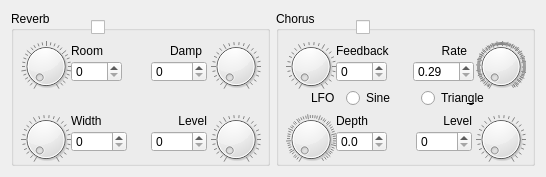
Old version of the form qmidiplayer-desktop/qmpefxwindow.ui in the repository chirs241097/QMidiPlayer.
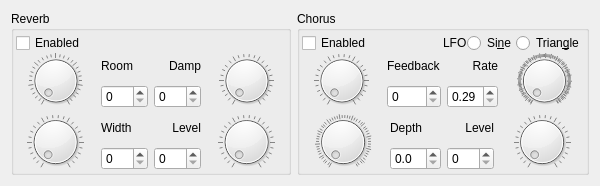
New version of the form.

Commit message: Initial stubs for the particle system. Use layouts in the effects window.

What changed in the file:
```diff
--- a/qmidiplayer-desktop/qmpefxwindow.ui
+++ b/qmidiplayer-desktop/qmpefxwindow.ui
@@ -6,20 +6,20 @@
    <rect>
     <x>0</x>
     <y>0</y>
-    <width>546</width>
-    <height>177</height>
+    <width>600</width>
+    <height>186</height>
    </rect>
   </property>
   <property name="minimumSize">
    <size>
-    <width>546</width>
-    <height>177</height>
+    <width>600</width>
+    <height>186</height>
    </size>
   </property>
   <property name="maximumSize">
    <size>
-    <width>546</width>
-    <height>177</height>
+    <width>600</width>
+    <height>186</height>
    </size>
   </property>
   <property name="windowTitle">
@@ -31,59 +31,49 @@
      <property name="title">
       <string>Reverb</string>
      </property>
+     <layout class="QVBoxLayout" name="verticalLayout_5">
+      <property name="spacing">
+       <number>0</number>
+      </property>
+      <property name="leftMargin">
+       <number>2</number>
+      </property>
+      <property name="topMargin">
+       <number>2</number>
+      </property>
+      <property name="rightMargin">
+       <number>2</number>
+      </property>
+      <property name="bottomMargin">
+       <number>2</number>
+      </property>
+      <item>
      <widget class="QCheckBox" name="cbEnabledR">
-      <property name="geometry">
-       <rect>
-        <x>80</x>
-        <y>4</y>
-        <width>21</width>
-        <height>24</height>
-       </rect>
+        <property name="sizePolicy">
+         <sizepolicy hsizetype="Fixed" vsizetype="Fixed">
+          <horstretch>0</horstretch>
+          <verstretch>0</verstretch>
+         </sizepolicy>
       </property>
       <property name="text">
-       <string/>
-      </property>
-     </widget>
-     <widget class="QDial" name="dRoom">
-      <property name="geometry">
-       <rect>
-        <x>10</x>
-        <y>30</y>
-        <width>50</width>
-        <height>51</height>
-       </rect>
-      </property>
-      <property name="maximum">
-       <number>120</number>
-      </property>
-      <property name="notchesVisible">
-       <bool>true</bool>
-      </property>
-     </widget>
-     <widget class="QDial" name="dDamp">
-      <property name="geometry">
-       <rect>
-        <x>200</x>
-        <y>30</y>
-        <width>50</width>
-        <height>51</height>
-       </rect>
-      </property>
-      <property name="maximum">
-       <number>100</number>
-      </property>
-      <property name="notchesVisible">
-       <bool>true</bool>
-      </property>
-     </widget>
+         <string>Enabled</string>
+        </property>
+       </widget>
+      </item>
+      <item>
+       <layout class="QGridLayout" name="gridLayout">
+        <property name="spacing">
+         <number>6</number>
+        </property>
+        <item row="1" column="0">
+         <layout class="QHBoxLayout" name="horizontalLayout_4">
+          <item>
      <widget class="QDial" name="dWidth">
-      <property name="geometry">
-       <rect>
-        <x>10</x>
-        <y>103</y>
-        <width>50</width>
-        <height>51</height>
-       </rect>
+            <property name="sizePolicy">
+             <sizepolicy hsizetype="Preferred" vsizetype="Preferred">
+              <horstretch>0</horstretch>
+              <verstretch>0</verstretch>
+             </sizepolicy>
       </property>
       <property name="maximum">
        <number>100</number>
@@ -92,57 +82,83 @@
        <bool>true</bool>
       </property>
      </widget>
-     <widget class="QDial" name="dLevelR">
-      <property name="geometry">
-       <rect>
-        <x>200</x>
-        <y>103</y>
-        <width>50</width>
-        <height>51</height>
-       </rect>
-      </property>
+          </item>
+          <item>
+           <layout class="QVBoxLayout" name="verticalLayout_3">
+            <item>
+             <widget class="QLabel" name="lbWidth">
+              <property name="text">
+               <string>Width</string>
+              </property>
+             </widget>
+            </item>
+            <item>
+             <widget class="QSpinBox" name="sbWidth">
+              <property name="sizePolicy">
+               <sizepolicy hsizetype="Preferred" vsizetype="Fixed">
+                <horstretch>0</horstretch>
+                <verstretch>0</verstretch>
+               </sizepolicy>
+              </property>
       <property name="maximum">
        <number>100</number>
       </property>
+             </widget>
+            </item>
+           </layout>
+          </item>
+         </layout>
+        </item>
+        <item row="0" column="0">
+         <layout class="QHBoxLayout" name="horizontalLayout_2">
+          <item>
+           <widget class="QDial" name="dRoom">
+            <property name="sizePolicy">
+             <sizepolicy hsizetype="Preferred" vsizetype="Preferred">
+              <horstretch>0</horstretch>
+              <verstretch>0</verstretch>
+             </sizepolicy>
+            </property>
+            <property name="maximum">
+             <number>120</number>
+            </property>
       <property name="notchesVisible">
        <bool>true</bool>
       </property>
      </widget>
+          </item>
+          <item>
+           <layout class="QVBoxLayout" name="verticalLayout">
+            <item>
      <widget class="QLabel" name="lbRoom">
-      <property name="geometry">
-       <rect>
-        <x>60</x>
-        <y>30</y>
-        <width>41</width>
-        <height>20</height>
-       </rect>
-      </property>
       <property name="text">
        <string>Room</string>
       </property>
      </widget>
+            </item>
+            <item>
      <widget class="QSpinBox" name="sbRoom">
-      <property name="geometry">
-       <rect>
-        <x>60</x>
-        <y>50</y>
-        <width>51</width>
-        <height>21</height>
-       </rect>
+              <property name="sizePolicy">
+               <sizepolicy hsizetype="Preferred" vsizetype="Fixed">
+                <horstretch>0</horstretch>
+                <verstretch>0</verstretch>
+               </sizepolicy>
       </property>
       <property name="maximum">
        <number>120</number>
       </property>
      </widget>
+            </item>
+           </layout>
+          </item>
+         </layout>
+        </item>
+        <item row="0" column="1">
+         <layout class="QHBoxLayout" name="horizontalLayout_3">
+          <item>
+           <layout class="QVBoxLayout" name="verticalLayout_2">
+            <item>
      <widget class="QLabel" name="lbDamp">
-      <property name="geometry">
-       <rect>
-        <x>140</x>
-        <y>30</y>
-        <width>51</width>
-        <height>20</height>
-       </rect>
-      </property>
       <property name="text">
        <string>Damp</string>
       </property>
@@ -150,54 +166,46 @@
        <set>Qt::AlignRight|Qt::AlignTrailing|Qt::AlignVCenter</set>
       </property>
      </widget>
+            </item>
+            <item>
      <widget class="QSpinBox" name="sbDamp">
-      <property name="geometry">
-       <rect>
-        <x>140</x>
-        <y>50</y>
-        <width>56</width>
-        <height>21</height>
-       </rect>
+              <property name="sizePolicy">
+               <sizepolicy hsizetype="Preferred" vsizetype="Fixed">
+                <horstretch>0</horstretch>
+                <verstretch>0</verstretch>
+               </sizepolicy>
       </property>
       <property name="maximum">
        <number>100</number>
       </property>
      </widget>
-     <widget class="QLabel" name="lbWidth">
-      <property name="geometry">
-       <rect>
-        <x>60</x>
-        <y>100</y>
-        <width>51</width>
-        <height>20</height>
-       </rect>
-      </property>
-      <property name="text">
-       <string>Width</string>
-      </property>
-     </widget>
-     <widget class="QSpinBox" name="sbWidth">
-      <property name="geometry">
-       <rect>
-        <x>60</x>
-        <y>120</y>
-        <width>56</width>
-        <height>21</height>
-       </rect>
-      </property>
+            </item>
+           </layout>
+          </item>
+          <item>
+           <widget class="QDial" name="dDamp">
+            <property name="sizePolicy">
+             <sizepolicy hsizetype="Preferred" vsizetype="Preferred">
+              <horstretch>0</horstretch>
+              <verstretch>0</verstretch>
+             </sizepolicy>
+            </property>
       <property name="maximum">
        <number>100</number>
       </property>
-     </widget>
+            <property name="notchesVisible">
+             <bool>true</bool>
+            </property>
+           </widget>
+          </item>
+         </layout>
+        </item>
+        <item row="1" column="1">
+         <layout class="QHBoxLayout" name="horizontalLayout_5">
+          <item>
+           <layout class="QVBoxLayout" name="verticalLayout_4">
+            <item>
      <widget class="QLabel" name="lbLevelR">
-      <property name="geometry">
-       <rect>
-        <x>145</x>
-        <y>100</y>
-        <width>51</width>
-        <height>20</height>
-       </rect>
-      </property>
       <property name="text">
        <string>Level</string>
       </property>
@@ -205,19 +213,43 @@
        <set>Qt::AlignRight|Qt::AlignTrailing|Qt::AlignVCenter</set>
       </property>
      </widget>
+            </item>
+            <item>
      <widget class="QSpinBox" name="sbLevelR">
-      <property name="geometry">
-       <rect>
-        <x>140</x>
-        <y>120</y>
-        <width>56</width>
-        <height>21</height>
-       </rect>
+              <property name="sizePolicy">
+               <sizepolicy hsizetype="Preferred" vsizetype="Fixed">
+                <horstretch>0</horstretch>
+                <verstretch>0</verstretch>
+               </sizepolicy>
       </property>
       <property name="maximum">
        <number>100</number>
       </property>
      </widget>
+            </item>
+           </layout>
+          </item>
+          <item>
+           <widget class="QDial" name="dLevelR">
+            <property name="sizePolicy">
+             <sizepolicy hsizetype="Preferred" vsizetype="Preferred">
+              <horstretch>0</horstretch>
+              <verstretch>0</verstretch>
+             </sizepolicy>
+            </property>
+            <property name="maximum">
+             <number>100</number>
+            </property>
+            <property name="notchesVisible">
+             <bool>true</bool>
+            </property>
+           </widget>
+          </item>
+         </layout>
+        </item>
+       </layout>
+      </item>
+     </layout>
     </widget>
    </item>
    <item>
@@ -225,43 +257,107 @@
      <property name="title">
       <string>Chorus</string>
      </property>
+     <layout class="QVBoxLayout" name="verticalLayout_10">
+      <property name="spacing">
+       <number>0</number>
+      </property>
+      <property name="leftMargin">
+       <number>2</number>
+      </property>
+      <property name="topMargin">
+       <number>2</number>
+      </property>
+      <property name="rightMargin">
+       <number>2</number>
+      </property>
+      <property name="bottomMargin">
+       <number>2</number>
+      </property>
+      <item>
+       <layout class="QHBoxLayout" name="horizontalLayout_8">
+        <item>
      <widget class="QCheckBox" name="cbEnabledC">
-      <property name="geometry">
-       <rect>
-        <x>80</x>
-        <y>4</y>
-        <width>21</width>
-        <height>24</height>
-       </rect>
+          <property name="sizePolicy">
+           <sizepolicy hsizetype="Expanding" vsizetype="Fixed">
+            <horstretch>0</horstretch>
+            <verstretch>0</verstretch>
+           </sizepolicy>
       </property>
       <property name="text">
-       <string/>
-      </property>
-     </widget>
-     <widget class="QDial" name="dFeedBack">
-      <property name="geometry">
-       <rect>
-        <x>10</x>
-        <y>30</y>
-        <width>50</width>
-        <height>51</height>
-       </rect>
+           <string>Enabled</string>
+          </property>
+         </widget>
+        </item>
+        <item>
+         <widget class="QLabel" name="lbLFO">
+          <property name="text">
+           <string>LFO</string>
+          </property>
+         </widget>
+        </item>
+        <item>
+         <widget class="QRadioButton" name="rbSine">
+          <property name="text">
+           <string>Si&amp;ne</string>
+          </property>
+         </widget>
+        </item>
+        <item>
+         <widget class="QRadioButton" name="rbTriangle">
+          <property name="text">
+           <string>Trian&amp;gle</string>
+          </property>
+         </widget>
+        </item>
+       </layout>
+      </item>
+      <item>
+       <layout class="QGridLayout" name="gridLayout_2">
+        <property name="spacing">
+         <number>6</number>
+        </property>
+        <item row="0" column="1">
+         <layout class="QHBoxLayout" name="horizontalLayout_9">
+          <item>
+           <layout class="QVBoxLayout" name="verticalLayout_8">
+            <item>
+             <widget class="QLabel" name="lbRate">
+              <property name="text">
+               <string>Rate</string>
+              </property>
+              <property name="alignment">
+               <set>Qt::AlignRight|Qt::AlignTrailing|Qt::AlignVCenter</set>
+              </property>
+             </widget>
+            </item>
+            <item>
+             <widget class="QDoubleSpinBox" name="sbRate">
+              <property name="sizePolicy">
+               <sizepolicy hsizetype="Preferred" vsizetype="Fixed">
+                <horstretch>0</horstretch>
+                <verstretch>0</verstretch>
+               </sizepolicy>
+              </property>
+              <property name="minimum">
+               <double>0.290000000000000</double>
       </property>
       <property name="maximum">
-       <number>99</number>
-      </property>
-      <property name="notchesVisible">
-       <bool>true</bool>
-      </property>
-     </widget>
+               <double>5.000000000000000</double>
+              </property>
+              <property name="singleStep">
+               <double>0.100000000000000</double>
+              </property>
+             </widget>
+            </item>
+           </layout>
+          </item>
+          <item>
      <widget class="QDial" name="dRate">
-      <property name="geometry">
-       <rect>
-        <x>200</x>
-        <y>30</y>
-        <width>50</width>
-        <height>51</height>
-       </rect>
+            <property name="sizePolicy">
+             <sizepolicy hsizetype="Preferred" vsizetype="Preferred">
+              <horstretch>0</horstretch>
+              <verstretch>0</verstretch>
+             </sizepolicy>
       </property>
       <property name="minimum">
        <number>29</number>
@@ -276,188 +372,81 @@
        <bool>true</bool>
       </property>
      </widget>
-     <widget class="QDial" name="dDepth">
-      <property name="geometry">
-       <rect>
-        <x>10</x>
-        <y>103</y>
-        <width>50</width>
-        <height>51</height>
-       </rect>
+          </item>
+         </layout>
+        </item>
+        <item row="0" column="0">
+         <layout class="QHBoxLayout" name="horizontalLayout_6">
+          <item>
+           <widget class="QDial" name="dFeedBack">
+            <property name="sizePolicy">
+             <sizepolicy hsizetype="Preferred" vsizetype="Preferred">
+              <horstretch>0</horstretch>
+              <verstretch>0</verstretch>
+             </sizepolicy>
       </property>
       <property name="maximum">
-       <number>210</number>
+             <number>99</number>
       </property>
       <property name="notchesVisible">
        <bool>true</bool>
       </property>
      </widget>
-     <widget class="QDial" name="dLevelC">
-      <property name="geometry">
-       <rect>
-        <x>200</x>
-        <y>103</y>
-        <width>50</width>
-        <height>51</height>
-       </rect>
-      </property>
-      <property name="maximum">
-       <number>100</number>
-      </property>
-      <property name="notchesVisible">
-       <bool>true</bool>
-      </property>
-     </widget>
+          </item>
+          <item>
+           <layout class="QVBoxLayout" name="verticalLayout_6">
+            <item>
      <widget class="QLabel" name="lbFeedBack">
-      <property name="geometry">
-       <rect>
-        <x>60</x>
-        <y>30</y>
-        <width>71</width>
-        <height>20</height>
-       </rect>
-      </property>
       <property name="text">
        <string>Feedback</string>
       </property>
      </widget>
+            </item>
+            <item>
      <widget class="QSpinBox" name="sbFeedBack">
-      <property name="geometry">
-       <rect>
-        <x>60</x>
-        <y>50</y>
-        <width>51</width>
-        <height>21</height>
-       </rect>
+              <property name="sizePolicy">
+               <sizepolicy hsizetype="Preferred" vsizetype="Fixed">
+                <horstretch>0</horstretch>
+                <verstretch>0</verstretch>
+               </sizepolicy>
       </property>
       <property name="maximum">
        <number>99</number>
       </property>
      </widget>
-     <widget class="QLabel" name="lbRate">
-      <property name="geometry">
-       <rect>
-        <x>140</x>
-        <y>30</y>
-        <width>51</width>
-        <height>20</height>
-       </rect>
-      </property>
-      <property name="text">
-       <string>Rate</string>
-      </property>
-      <property name="alignment">
-       <set>Qt::AlignRight|Qt::AlignTrailing|Qt::AlignVCenter</set>
-      </property>
-     </widget>
+            </item>
+           </layout>
+          </item>
+         </layout>
+        </item>
+        <item row="1" column="0">
+         <layout class="QHBoxLayout" name="horizontalLayout_7">
+          <item>
+           <widget class="QDial" name="dDepth">
+            <property name="maximum">
+             <number>210</number>
+            </property>
+            <property name="notchesVisible">
+             <bool>true</bool>
+            </property>
+           </widget>
+          </item>
+          <item>
+           <layout class="QVBoxLayout" name="verticalLayout_7">
+            <item>
      <widget class="QLabel" name="lbDepth">
-      <property name="geometry">
-       <rect>
-        <x>60</x>
-        <y>100</y>
-        <width>51</width>
-        <height>20</height>
-       </rect>
-      </property>
       <property name="text">
        <string>Depth</string>
       </property>
      </widget>
-     <widget class="QLabel" name="lbLevelC">
-      <property name="geometry">
-       <rect>
-        <x>145</x>
-        <y>100</y>
-        <width>51</width>
-        <height>20</height>
-       </rect>
-      </property>
-      <property name="text">
-       <string>Level</string>
-      </property>
-      <property name="alignment">
-       <set>Qt::AlignRight|Qt::AlignTrailing|Qt::AlignVCenter</set>
-      </property>
-     </widget>
-     <widget class="QSpinBox" name="sbLevelC">
-      <property name="geometry">
-       <rect>
-        <x>140</x>
-        <y>120</y>
-        <width>56</width>
-        <height>21</height>
-       </rect>
-      </property>
-      <property name="maximum">
-       <number>100</number>
-      </property>
-     </widget>
-     <widget class="QDoubleSpinBox" name="sbRate">
-      <property name="geometry">
-       <rect>
-        <x>137</x>
-        <y>50</y>
-        <width>61</width>
-        <height>21</height>
-       </rect>
-      </property>
-      <property name="minimum">
-       <double>0.290000000000000</double>
-      </property>
-      <property name="maximum">
-       <double>5.000000000000000</double>
-      </property>
-      <property name="singleStep">
-       <double>0.100000000000000</double>
-      </property>
-     </widget>
-     <widget class="QLabel" name="lbLFO">
-      <property name="geometry">
-       <rect>
-        <x>35</x>
-        <y>77</y>
-        <width>41</width>
-        <height>20</height>
-       </rect>
-      </property>
-      <property name="text">
-       <string>LFO</string>
-      </property>
-     </widget>
-     <widget class="QRadioButton" name="rbSine">
-      <property name="geometry">
-       <rect>
-        <x>70</x>
-        <y>77</y>
-        <width>61</width>
-        <height>20</height>
-       </rect>
-      </property>
-      <property name="text">
-       <string>Sine</string>
-      </property>
-     </widget>
-     <widget class="QRadioButton" name="rbTriangle">
-      <property name="geometry">
-       <rect>
-        <x>145</x>
-        <y>77</y>
-        <width>91</width>
-        <height>20</height>
-       </rect>
-      </property>
-      <property name="text">
-       <string>Trian&amp;gle</string>
-      </property>
-     </widget>
+            </item>
+            <item>
      <widget class="QDoubleSpinBox" name="sbDepth">
-      <property name="geometry">
-       <rect>
-        <x>60</x>
-        <y>120</y>
-        <width>51</width>
-        <height>21</height>
-       </rect>
+              <property name="sizePolicy">
+               <sizepolicy hsizetype="Preferred" vsizetype="Fixed">
+                <horstretch>0</horstretch>
+                <verstretch>0</verstretch>
+               </sizepolicy>
       </property>
       <property name="decimals">
        <number>1</number>
@@ -469,6 +458,61 @@
        <double>0.100000000000000</double>
       </property>
      </widget>
+            </item>
+           </layout>
+          </item>
+         </layout>
+        </item>
+        <item row="1" column="1">
+         <layout class="QHBoxLayout" name="horizontalLayout_10">
+          <item>
+           <layout class="QVBoxLayout" name="verticalLayout_9">
+            <item>
+             <widget class="QLabel" name="lbLevelC">
+              <property name="text">
+               <string>Level</string>
+              </property>
+              <property name="alignment">
+               <set>Qt::AlignRight|Qt::AlignTrailing|Qt::AlignVCenter</set>
+              </property>
+             </widget>
+            </item>
+            <item>
+             <widget class="QSpinBox" name="sbLevelC">
+              <property name="sizePolicy">
+               <sizepolicy hsizetype="Preferred" vsizetype="Fixed">
+                <horstretch>0</horstretch>
+                <verstretch>0</verstretch>
+               </sizepolicy>
+              </property>
+              <property name="maximum">
+               <number>100</number>
+              </property>
+             </widget>
+            </item>
+           </layout>
+          </item>
+          <item>
+           <widget class="QDial" name="dLevelC">
+            <property name="sizePolicy">
+             <sizepolicy hsizetype="Preferred" vsizetype="Preferred">
+              <horstretch>0</horstretch>
+              <verstretch>0</verstretch>
+             </sizepolicy>
+            </property>
+            <property name="maximum">
+             <number>100</number>
+            </property>
+            <property name="notchesVisible">
+             <bool>true</bool>
+            </property>
+           </widget>
+          </item>
+         </layout>
+        </item>
+       </layout>
+      </item>
+     </layout>
     </widget>
    </item>
   </layout>
```
Lines whose indentation alone changed are shown as unchanged. The commit also changes 7 other files.
